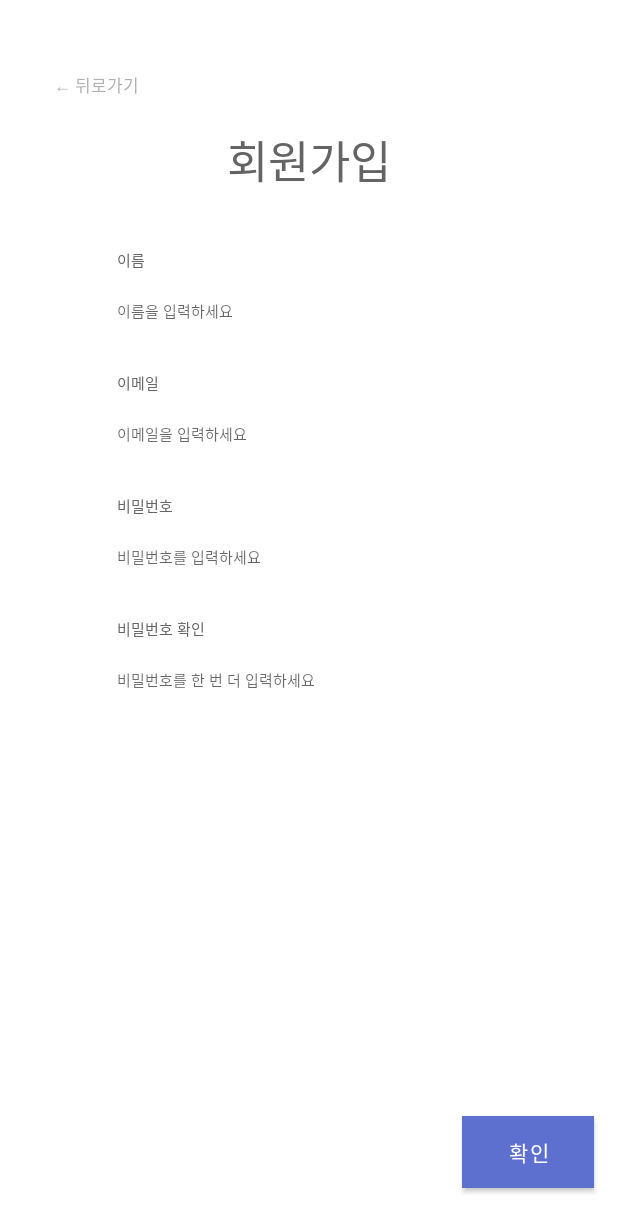
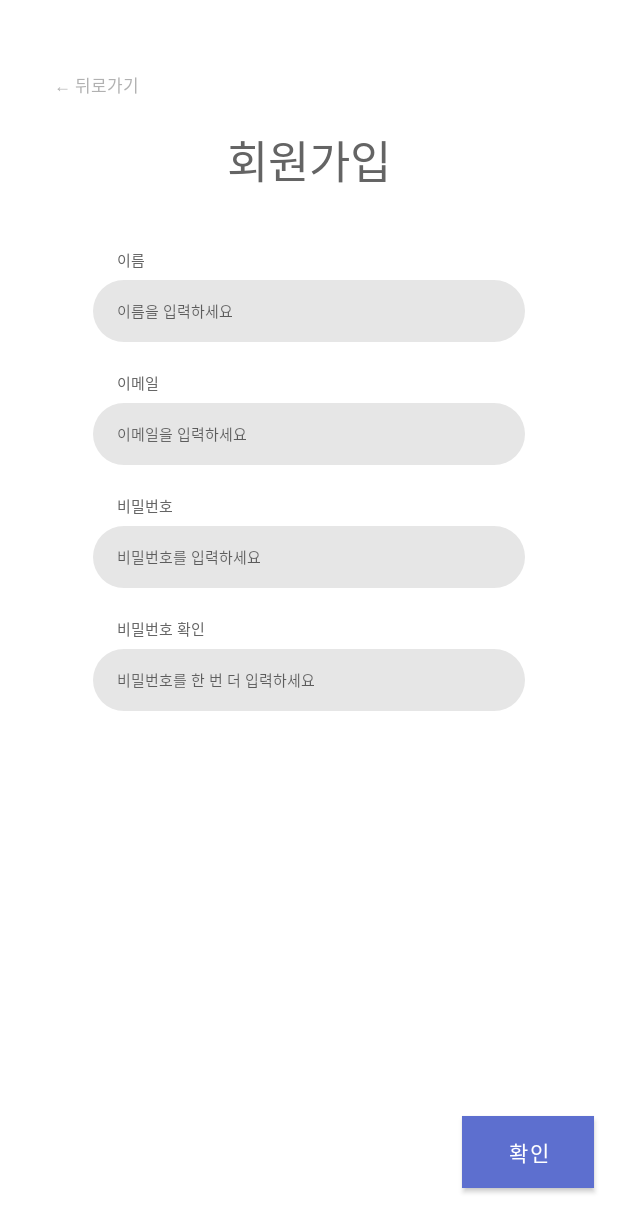
Before and after one commit to EV-ElevatorMusic/Ev_app_, an Android app: the JoinActivity screen opened directly, with no data from a screen before it, on a phone screen of 412 x 824 dp. Shown: the top 1232 px of the screen. Run offline under Robolectric (Android 15) with nearby library versions, the phone set to English and light mode, and no system bars; our stand-ins replace Firebase (no records; nobody signed in at launch, a user with empty details on screens opened directly).

Commit message:
ui 수정

```diff
--- a/app/src/main/res/drawable/edit_login.xml
+++ b/app/src/main/res/drawable/edit_login.xml
@@ -2,7 +2,7 @@
 <shape xmlns:android="http://schemas.android.com/apk/res/android"
     android:shape="rectangle">
 
-    <solid android:color="#fff"/>
+    <solid android:color="#E6E6E6"/>
 
     <corners android:radius="33dp"/>
 
--- a/app/src/main/res/layout/activity_enter.xml
+++ b/app/src/main/res/layout/activity_enter.xml
@@ -26,7 +26,7 @@
         app:layout_constraintTop_toBottomOf="@+id/enterTitle"
         app:layout_constraintRight_toRightOf="parent"
         app:layout_constraintLeft_toLeftOf="parent"
-        android:text="인공지능 음악 심리 치료 E.V와 함께하세요"
+        android:text="인공지능 음악 힐링 E.V와 함께하세요"
         android:textSize="14sp"
         android:fontFamily="@font/nanumgothiclight"
         android:textColor="#646464"
```
